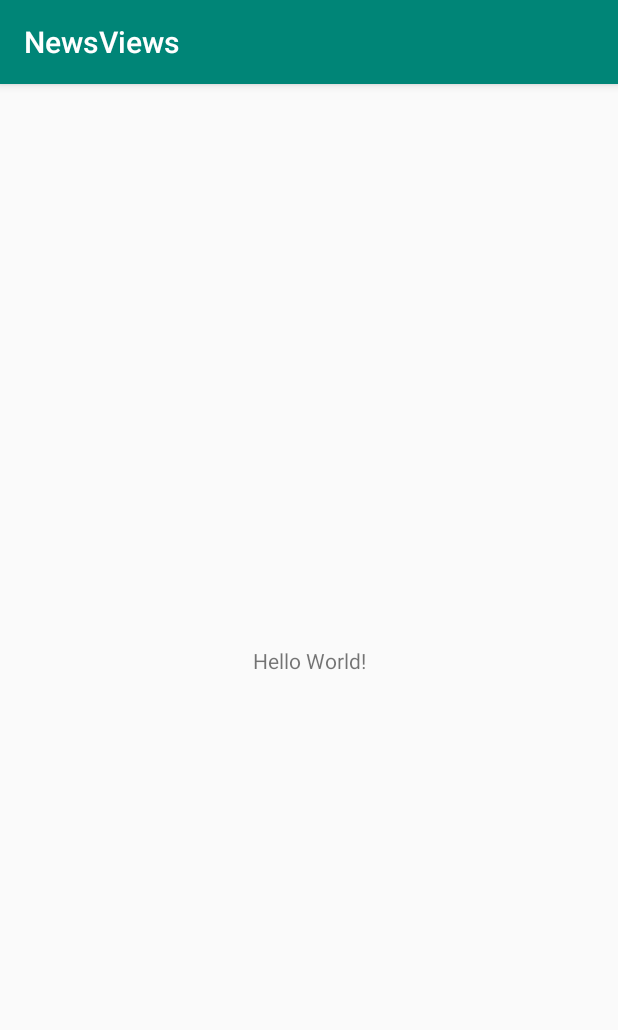
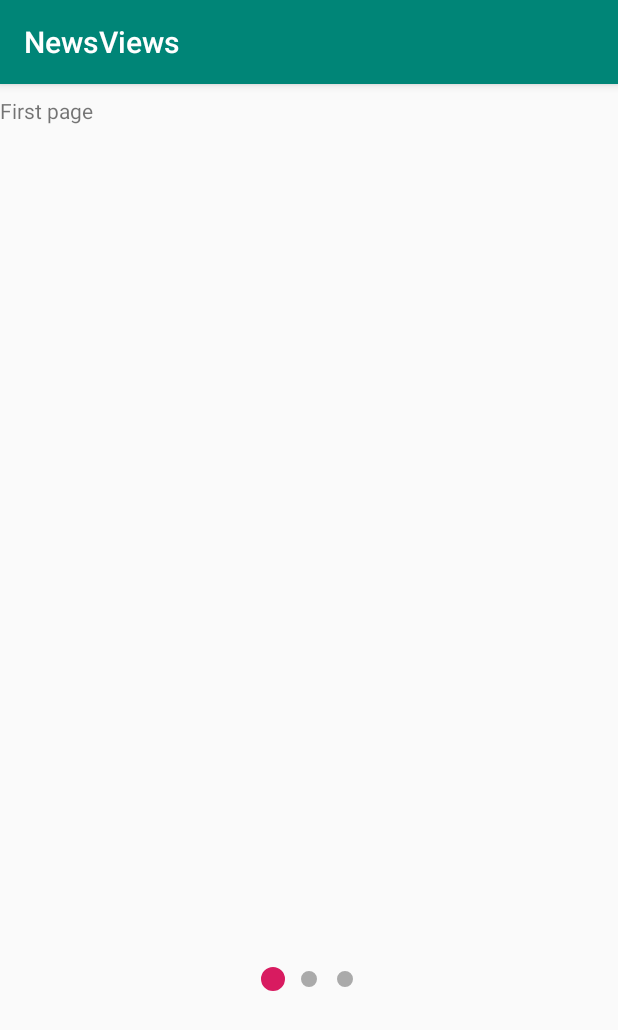
Before and after one commit to bashir-fardoush/NewsViewsV2, an Android app: the screen it shows after launch (IntroActivity), on a phone screen of 412 x 824 dp. Shown: the top 1030 px of the screen. Run offline under Robolectric (Android 15) with nearby library versions, the phone set to English and light mode, and no system bars.

Commit message:
Primary 3 page flash screen structure complete

```diff
--- a/app/src/main/AndroidManifest.xml
+++ b/app/src/main/AndroidManifest.xml
@@ -9,13 +9,14 @@
         android:roundIcon="@mipmap/ic_launcher_round"
         android:supportsRtl="true"
         android:theme="@style/AppTheme">
-        <activity android:name=".IntroActivity">
+        <activity android:name=".activities.IntroActivity">
             <intent-filter>
                 <action android:name="android.intent.action.MAIN" />
 
                 <category android:name="android.intent.category.LAUNCHER" />
             </intent-filter>
         </activity>
+        <activity android:name=".activities.HomeActivity"></activity>
     </application>
 
 </manifest>
--- /dev/null
+++ b/app/src/main/java/com/fardoushlab/newsviews/activities/IntroActivity.java
@@ -0,0 +1,37 @@
+package com.fardoushlab.newsviews.activities;
+
+import android.content.Context;
+import android.support.design.widget.TabLayout;
+import android.support.v4.app.FragmentManager;
+import android.support.v4.app.FragmentStatePagerAdapter;
+import android.support.v4.view.ViewPager;
+
+import android.support.v7.app.AppCompatActivity;
+import android.os.Bundle;
+
+import com.fardoushlab.newsviews.R;
+import com.fardoushlab.newsviews.adapters.IntroPagerAdapter;
+
+
+public class IntroActivity extends AppCompatActivity {
+
+    private ViewPager mImageViewPager;
+    private TabLayout mTablayout;
+
+    @Override
+    protected void onCreate(Bundle savedInstanceState) {
+        super.onCreate(savedInstanceState);
+        setContentView(R.layout.activity_intro);
+        mImageViewPager = findViewById(R.id.pager);
+        mTablayout =  findViewById(R.id.tabDots);
+
+        mTablayout.setupWithViewPager(mImageViewPager, true);
+
+       // FragmentManager manager = getSupportFragmentManager();
+        IntroPagerAdapter pagerAdapter = new IntroPagerAdapter(getSupportFragmentManager());
+        mImageViewPager.setAdapter(pagerAdapter);
+
+
+        pagerAdapter.getItem(2);
+    }
+}
--- /dev/null
+++ b/app/src/main/java/com/fardoushlab/newsviews/adapters/IntroPagerAdapter.java
@@ -0,0 +1,40 @@
+package com.fardoushlab.newsviews.adapters;
+
+import android.support.v4.app.Fragment;
+import android.support.v4.app.FragmentManager;
+import android.support.v4.app.FragmentStatePagerAdapter;
+
+import com.fardoushlab.newsviews.fragments.FirstPageFragment;
+import com.fardoushlab.newsviews.fragments.SecondPageFragment;
+import com.fardoushlab.newsviews.fragments.ThirdPageFragment;
+
+public class IntroPagerAdapter extends FragmentStatePagerAdapter {
+    public IntroPagerAdapter(FragmentManager fm) {
+        super(fm);
+    }
+
+    @Override
+    public Fragment getItem(int i) {
+        Fragment fragment = null;
+        switch (i){
+            case  0:
+                fragment = new FirstPageFragment();
+                break;
+            case 1:
+                fragment = new SecondPageFragment();
+                break;
+            case 2:
+                fragment = new ThirdPageFragment();
+                break;
+            default:
+
+
+        }
+        return fragment;
+    }
+
+    @Override
+    public int getCount() {
+        return 3;
+    }
+}
--- /dev/null
+++ b/app/src/main/java/com/fardoushlab/newsviews/fragments/FirstPageFragment.java
@@ -0,0 +1,44 @@
+package com.fardoushlab.newsviews.fragments;
+
+import android.content.Context;
+import android.net.Uri;
+import android.os.Bundle;
+import android.support.v4.app.Fragment;
+import android.view.LayoutInflater;
+import android.view.View;
+import android.view.ViewGroup;
+
+import com.fardoushlab.newsviews.R;
+
+/**
+ * A simple {@link Fragment} subclass.
+ * Activities that contain this fragment must implement the
+ * {@link FirstPageFragment.OnFragmentInteractionListener} interface
+ * to handle interaction events.
+ * Use the {@link FirstPageFragment#newInstance} factory method to
+ * create an instance of this fragment.
+ */
+public class FirstPageFragment extends Fragment {
+
+    public FirstPageFragment() {
+        // Required empty public constructor+
+     }
+
+
+
+    @Override
+    public void onCreate(Bundle savedInstanceState) {
+        super.onCreate(savedInstanceState);
+
+    }
+
+    @Override
+    public View onCreateView(LayoutInflater inflater, ViewGroup container,
+                             Bundle savedInstanceState) {
+        // Inflate the layout for this fragment
+        return inflater.inflate(R.layout.fragment_first_page, container, false);
+    }
+
+
+
+}
--- /dev/null
+++ b/app/src/main/java/com/fardoushlab/newsviews/fragments/SecondPageFragment.java
@@ -0,0 +1,30 @@
+package com.fardoushlab.newsviews.fragments;
+
+
+import android.os.Bundle;
+import android.support.v4.app.Fragment;
+import android.view.LayoutInflater;
+import android.view.View;
+import android.view.ViewGroup;
+
+import com.fardoushlab.newsviews.R;
+
+/**
+ * A simple {@link Fragment} subclass.
+ */
+public class SecondPageFragment extends Fragment {
+
+
+    public SecondPageFragment() {
+        // Required empty public constructor
+    }
+
+
+    @Override
+    public View onCreateView(LayoutInflater inflater, ViewGroup container,
+                             Bundle savedInstanceState) {
+        // Inflate the layout for this fragment
+        return inflater.inflate(R.layout.fragment_second_page, container, false);
+    }
+
+}
--- /dev/null
+++ b/app/src/main/java/com/fardoushlab/newsviews/fragments/ThirdPageFragment.java
@@ -0,0 +1,42 @@
+package com.fardoushlab.newsviews.fragments;
+
+
+import android.content.Intent;
+import android.os.Bundle;
+import android.support.v4.app.Fragment;
+import android.view.LayoutInflater;
+import android.view.View;
+import android.view.ViewGroup;
+import android.widget.Button;
+
+import com.fardoushlab.newsviews.R;
+import com.fardoushlab.newsviews.activities.HomeActivity;
+
+/**
+ * A simple {@link Fragment} subclass.
+ */
+public class ThirdPageFragment extends Fragment {
+private Button continueBtn;
+
+    public ThirdPageFragment() {
+        // Required empty public constructor
+    }
+
+
+    @Override
+    public View onCreateView(LayoutInflater inflater, ViewGroup container,
+                             Bundle savedInstanceState) {
+        // Inflate the layout for this fragment
+        View view =  inflater.inflate(R.layout.fragment_third_page, container, false);
+        continueBtn = view.findViewById(R.id.btn_continue);
+        continueBtn.setOnClickListener(new View.OnClickListener() {
+            @Override
+            public void onClick(View v) {
+                startActivity(new Intent(getActivity(),HomeActivity.class));
+            }
+        });
+
+        return  view;
+    }
+
+}
--- /dev/null
+++ b/app/src/main/res/drawable/tab_indicator_default.xml
@@ -0,0 +1,12 @@
+<?xml version="1.0" encoding="utf-8"?>
+<layer-list xmlns:android="http://schemas.android.com/apk/res/android">
+    <item>
+        <shape
+            android:innerRadius="0dp"
+            android:shape="ring"
+            android:thickness="5dp"
+            android:useLevel="false">
+            <solid android:color="@android:color/darker_gray"/>
+        </shape>
+    </item>
+</layer-list>
--- /dev/null
+++ b/app/src/main/res/drawable/tab_indicator_selected.xml
@@ -0,0 +1,9 @@
+<?xml version="1.0" encoding="utf-8"?>
+<shape
+    android:innerRadius="0dp"
+    android:shape="ring"
+    android:thickness="8dp"
+    android:useLevel="false"
+    xmlns:android="http://schemas.android.com/apk/res/android">
+    <solid android:color="@color/colorAccent"/>
+</shape>
--- /dev/null
+++ b/app/src/main/res/drawable/tab_selector.xml
@@ -0,0 +1,8 @@
+<?xml version="1.0" encoding="utf-8"?>
+<selector xmlns:android="http://schemas.android.com/apk/res/android">
+
+    <item android:drawable="@drawable/tab_indicator_selected"
+        android:state_selected="true"/>
+
+    <item android:drawable="@drawable/tab_indicator_default"/>
+</selector>
--- a/app/src/main/res/layout/activity_intro.xml
+++ b/app/src/main/res/layout/activity_intro.xml
@@ -4,15 +4,50 @@
     xmlns:tools="http://schemas.android.com/tools"
     android:layout_width="match_parent"
     android:layout_height="match_parent"
-    tools:context=".IntroActivity">
+    tools:context=".activities.IntroActivity">
 
-    <TextView
-        android:layout_width="wrap_content"
+
+    <android.support.v4.view.ViewPager
+        android:id="@+id/pager"
+        android:layout_width="match_parent"
+        android:layout_height="417dp"
+        android:layout_marginTop="8dp"
+        android:layout_marginEnd="8dp"
+        app:layout_constraintEnd_toEndOf="parent"
+        app:layout_constraintStart_toStartOf="parent"
+        app:layout_constraintTop_toTopOf="parent">
+
+    </android.support.v4.view.ViewPager>
+
+
+    <android.support.design.widget.TabLayout
+        android:id="@+id/tabDots"
+        android:layout_width="match_parent"
         android:layout_height="wrap_content"
-        android:text="Hello World!"
+        android:layout_alignParentBottom="true"
+        android:layout_marginStart="8dp"
+        android:layout_marginTop="8dp"
+        android:layout_marginEnd="8dp"
+        android:layout_marginBottom="8dp"
         app:layout_constraintBottom_toBottomOf="parent"
-        app:layout_constraintLeft_toLeftOf="parent"
-        app:layout_constraintRight_toRightOf="parent"
-        app:layout_constraintTop_toTopOf="parent" />
+        app:layout_constraintEnd_toEndOf="parent"
+        app:layout_constraintStart_toStartOf="parent"
+        app:layout_constraintTop_toBottomOf="@+id/pager"
+        app:tabBackground="@drawable/tab_selector"
+        app:tabGravity="center"
+        app:tabIndicatorHeight="0dp">
+
+        <android.support.design.widget.TabItem
+            android:layout_width="10dp"
+            android:layout_height="wrap_content" />
+
+        <android.support.design.widget.TabItem
+            android:layout_width="10dp"
+            android:layout_height="wrap_content" />
+
+    </android.support.design.widget.TabLayout>
+
+
+
 
 </android.support.constraint.ConstraintLayout>
--- /dev/null
+++ b/app/src/main/res/layout/fragment_first_page.xml
@@ -0,0 +1,14 @@
+<?xml version="1.0" encoding="utf-8"?>
+<FrameLayout xmlns:android="http://schemas.android.com/apk/res/android"
+    xmlns:tools="http://schemas.android.com/tools"
+    android:layout_width="match_parent"
+    android:layout_height="match_parent"
+    tools:context=".fragments.FirstPageFragment">
+
+    <!-- TODO: Update blank fragment layout -->
+    <TextView
+        android:layout_width="match_parent"
+        android:layout_height="match_parent"
+        android:text="First page" />
+
+</FrameLayout>
--- a/app/src/main/res/values/strings.xml
+++ b/app/src/main/res/values/strings.xml
@@ -1,3 +1,6 @@
 <resources>
     <string name="app_name">NewsViews</string>
+
+    <!-- TODO: Remove or change this placeholder text -->
+    <string name="hello_blank_fragment">Hello blank fragment</string>
 </resources>
```
Also changed, not shown: app/src/main/java/com/fardoushlab/newsviews/activities/HomeActivity.java (renamed from app/src/main/java/com/fardoushlab/newsviews/IntroActivity.java, +4 -3 lines), app/src/main/res/layout/activity_home.xml (added, +19 -0 lines), app/src/main/res/layout/fragment_second_page.xml (added, +14 -0 lines), app/src/main/res/layout/fragment_third_page.xml (added, +26 -0 lines).
